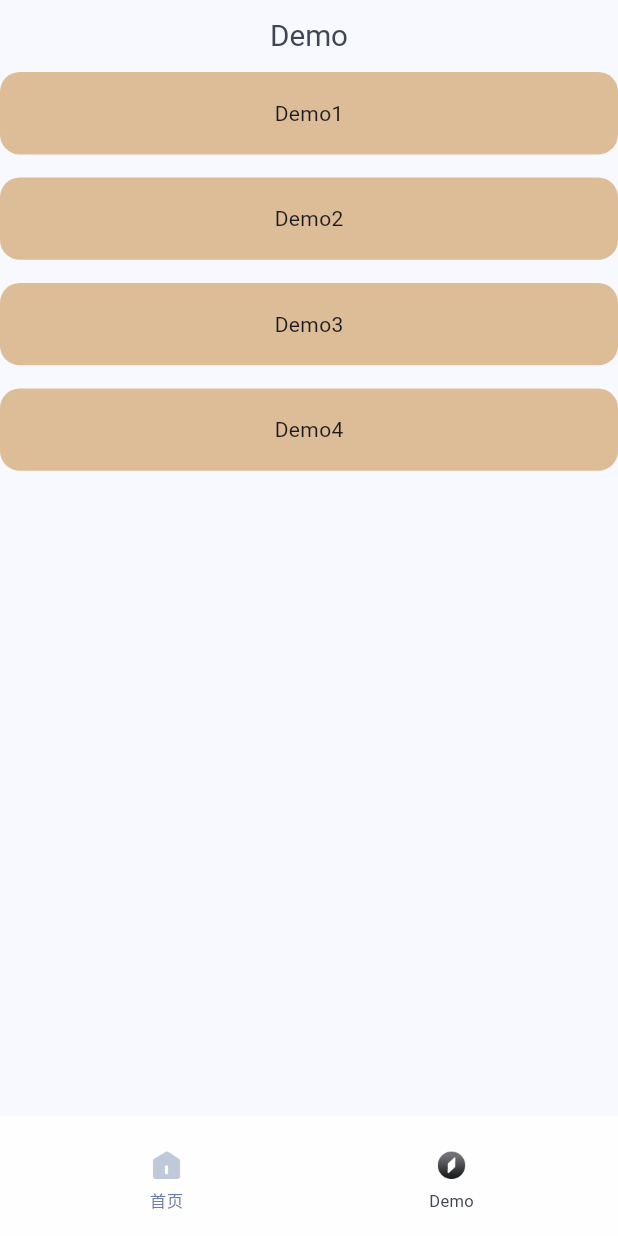
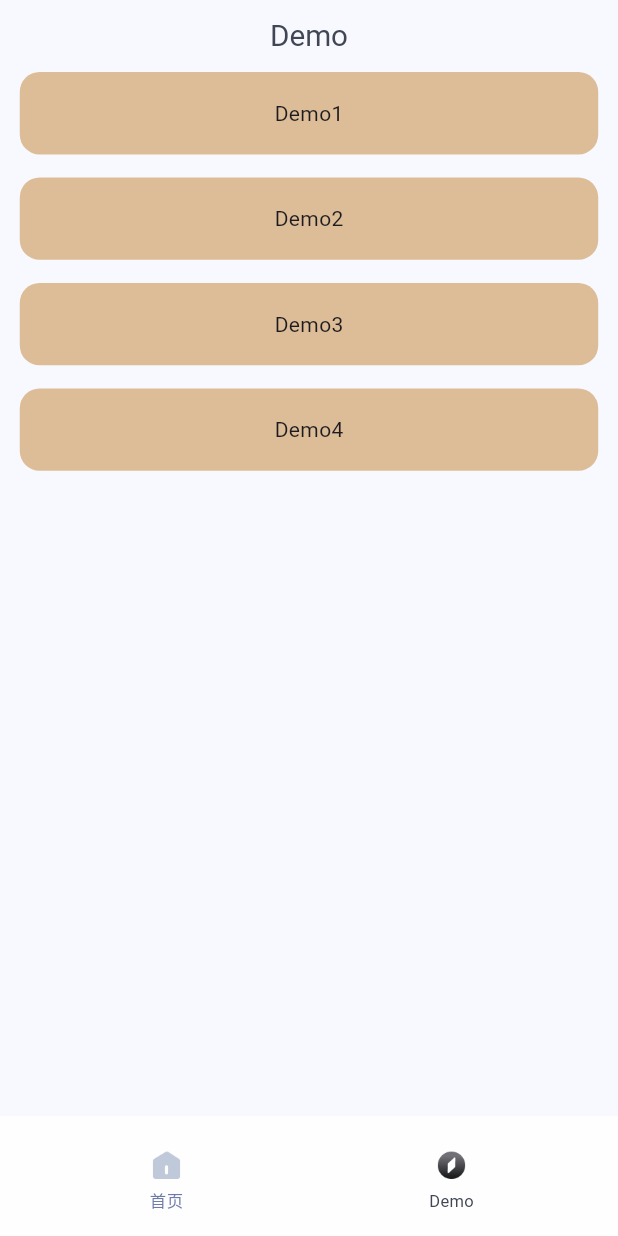
Before and after one commit to orlandolee0223/flutter_app, a Flutter app: the screen it shows after launch, swiped to page 2, on a phone screen of 412 x 824 dp. Run offline on Flutter 3.47's test engine with Material 3 defaults, Android fonts, the phone set to English and light mode, and no system bars; drawn by our look-alikes of pull_to_refresh; our stand-ins replace cached_network_image, dio, flutter_easyloading, flutter_mobx, flutter_native_splash, flutter_screenutil and 1 more; missing offline and left inert: flutter_inappwebview; generated files the repository leaves out were written again; Roboto replaces fonts that are missing (PingFang SC).

Commit message:
feat: 样式

```diff
--- a/lib/pages/demo/index.dart
+++ b/lib/pages/demo/index.dart
@@ -33,6 +33,7 @@ class DemoPageState extends State<DemoPage> with AutomaticKeepAliveClientMixin {
         automaticallyImplyLeading: false,
       ),
       body: SingleChildScrollView(
+        padding: const EdgeInsets.symmetric(horizontal: 12).r,
         child: SizedBox(
           height: 1000.w,
           child: Column(
```
